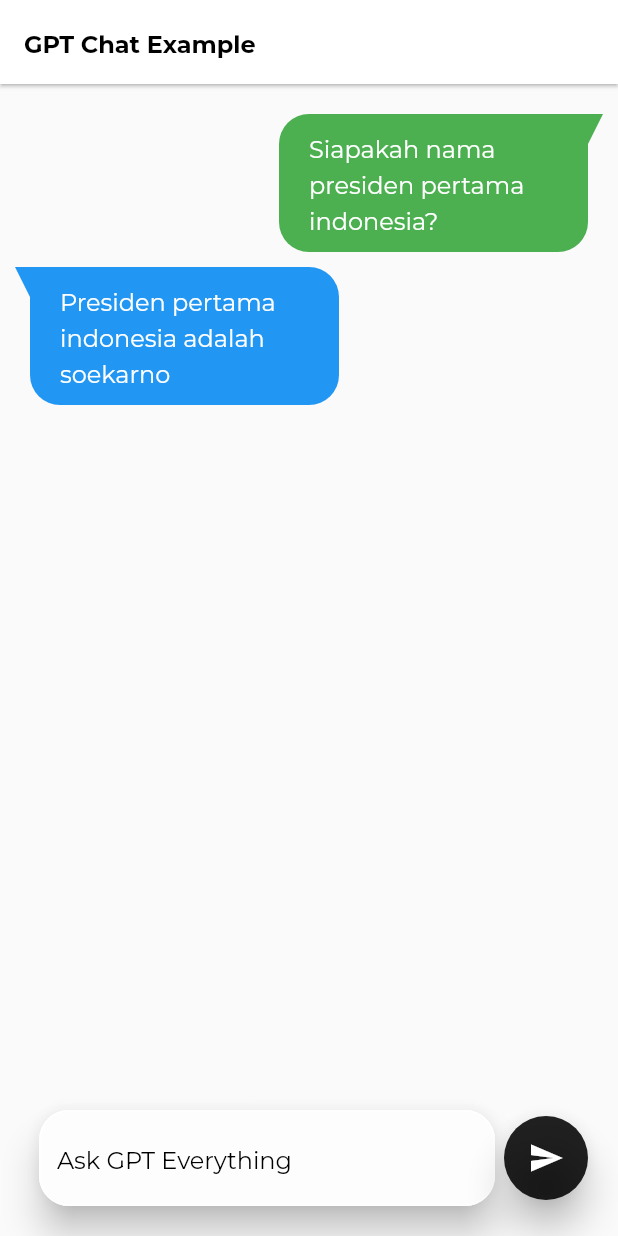
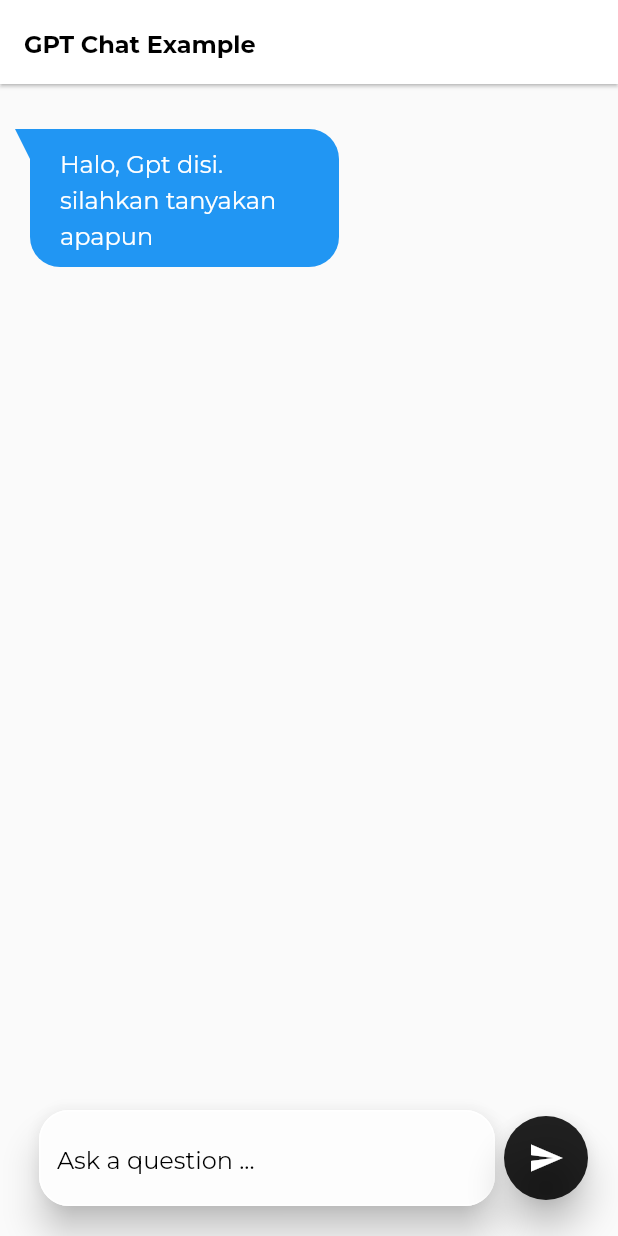
Before and after one commit to milzamhibatullah/flutter_gptex, a Flutter app: the screen it shows after launch, on a phone screen of 412 x 824 dp. Run offline on Flutter 3.47's test engine with Material 2 defaults, Android fonts, the phone set to English and light mode, and no system bars; our stand-ins replace google_fonts.

Commit message:
create initial list messages

```diff
--- a/lib/ui/app.dart
+++ b/lib/ui/app.dart
@@ -1,4 +1,5 @@
 import 'package:flutter/material.dart';
+import 'package:flutter_gptex/model/ChatModel.dart';
 import 'package:flutter_gptex/themes/app.fonts.dart';
 import 'package:flutter_gptex/ui/component/appbar.dart';
 import 'package:flutter_gptex/ui/component/bubble.chat.component.dart';
@@ -11,22 +12,33 @@
 }
 
 class AppState extends State<App> {
+  ///inital messages from gpt
+  final messages = <ChatModel>[
+    ChatModel(message:'Halo, Gpt disi. silahkan tanyakan apapun ', isUserMessage: false),
+  ];
+  ///define controller for text field
+  final controller = TextEditingController();
   @override
   Widget build(BuildContext context) {
     return Scaffold(
       appBar: globalAppBar(elevation: 1.0),
       resizeToAvoidBottomInset: true,
       body: SingleChildScrollView(
-        physics: ClampingScrollPhysics(),
+        physics: const ClampingScrollPhysics(),
         child: Column(
           mainAxisSize: MainAxisSize.max,
           children: [
             const SizedBox(
               height: 20.0,
             ),
-            ///user chats
-            _userChatWidget(),
-            _receiveChatWidget(),
+            ///chats
+            ListView(
+              shrinkWrap: true,
+              physics: const NeverScrollableScrollPhysics(),
+              children:List.generate(messages.length, (index) =>
+              messages[index].isUserMessage!?_userChatWidget(msg:messages[index].message):_receiveChatWidget(msg:messages[index].message)
+              ),
+            )
           ],
         ),
       ),
@@ -54,11 +66,12 @@
                     borderRadius: BorderRadius.circular(20.0)),
                 child: TextField(
                   maxLines: null,
+                  controller: controller,
                   style: appFonts.style(),
                   decoration: InputDecoration(
                     filled: true,
                     fillColor: Colors.white54,
-                    hintText: 'Ask GPT Everything',
+                    hintText: 'Ask a question ... ',
                     enabledBorder: OutlineInputBorder(
                       borderRadius: BorderRadius.circular(20.0),
                       borderSide: const BorderSide(color: Colors.white),
@@ -80,10 +93,16 @@
               width: 6.0,
             ),
             FloatingActionButton(
-              onPressed: () {},
+              onPressed: () {
+                if(controller.text.isNotEmpty){
+                 setState(() {
+                   messages.add(ChatModel(message: controller.text,isUserMessage: true));
+                 });
+                }
+              },
               backgroundColor: Colors.black87,
+              elevation: 10.0,
               child: const Icon(Icons.send),
-              elevation: 10.0,
             )
           ],
         ),
@@ -91,7 +110,7 @@
     );
   }
 
-  _userChatWidget()=>Container(
+  _userChatWidget({msg})=>Container(
     margin: const EdgeInsets.symmetric(horizontal: 20.0),
     child: Row(
       mainAxisAlignment: MainAxisAlignment.end,
@@ -110,7 +129,7 @@
           padding: const EdgeInsets.symmetric(
               horizontal: 20.0, vertical: 10.0),
           child: appFonts.text(
-              'Siapakah nama presiden pertama indonesia?',
+              msg.toString(),
               weight: FontWeight.normal,
               color: Colors.white,
               maxLine: null
@@ -122,7 +141,7 @@
       ],
     ),
   );
-  _receiveChatWidget()=> Container(
+  _receiveChatWidget({msg})=> Container(
     margin:
     const EdgeInsets.symmetric(horizontal: 20.0, vertical: 10.0),
     child: Row(
@@ -144,7 +163,7 @@
           padding: const EdgeInsets.symmetric(
               horizontal: 20.0, vertical: 10.0),
           child: appFonts.text(
-              'Presiden pertama indonesia adalah soekarno',
+              msg.toString(),
               maxLine: null,
               weight: FontWeight.normal,color: Colors.white),
         ),
```
